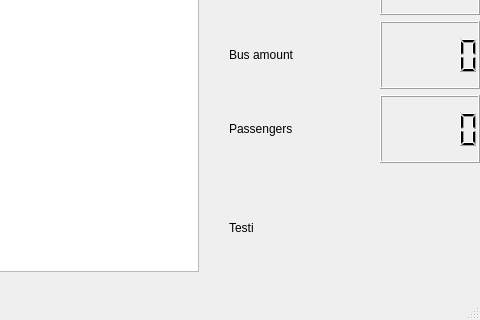
Qt form Game/mainwindow.ui (toivow/Otekn) before a commit; both pictures show x 321 to 801 and y 248 to 568 of the 801 by 568 pixel window.
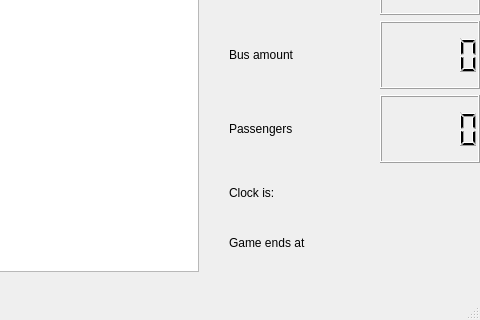
The same form after that commit.

The edit to the form file:
```diff
--- a/Game/mainwindow.ui
+++ b/Game/mainwindow.ui
@@ -137,18 +137,57 @@
      </item>
     </layout>
    </widget>
-   <widget class="QLabel" name="timeLbl">
+   <widget class="QWidget" name="layoutWidget_2">
     <property name="geometry">
      <rect>
       <x>550</x>
-      <y>450</y>
-      <width>191</width>
-      <height>51</height>
+      <y>470</y>
+      <width>131</width>
+      <height>41</height>
      </rect>
     </property>
-    <property name="text">
-     <string>Testi</string>
+    <layout class="QHBoxLayout" name="horizontalLayout_6">
+     <item>
+      <widget class="QLabel" name="endTimeTxt">
+       <property name="text">
+        <string>Game ends at</string>
+       </property>
+      </widget>
+     </item>
+     <item>
+      <widget class="QLabel" name="endTimeLbl">
+       <property name="text">
+        <string/>
+       </property>
+      </widget>
+     </item>
+    </layout>
+   </widget>
+   <widget class="QWidget" name="">
+    <property name="geometry">
+     <rect>
+      <x>550</x>
+      <y>420</y>
+      <width>131</width>
+      <height>41</height>
+     </rect>
     </property>
+    <layout class="QHBoxLayout" name="horizontalLayout_5">
+     <item>
+      <widget class="QLabel" name="timeTxt">
+       <property name="text">
+        <string>Clock is:</string>
+       </property>
+      </widget>
+     </item>
+     <item>
+      <widget class="QLabel" name="timeLbl">
+       <property name="text">
+        <string/>
+       </property>
+      </widget>
+     </item>
+    </layout>
    </widget>
   </widget>
   <widget class="QMenuBar" name="menubar">
```
Left out of the diff: 2 changed lines with no effect on the pictures.
